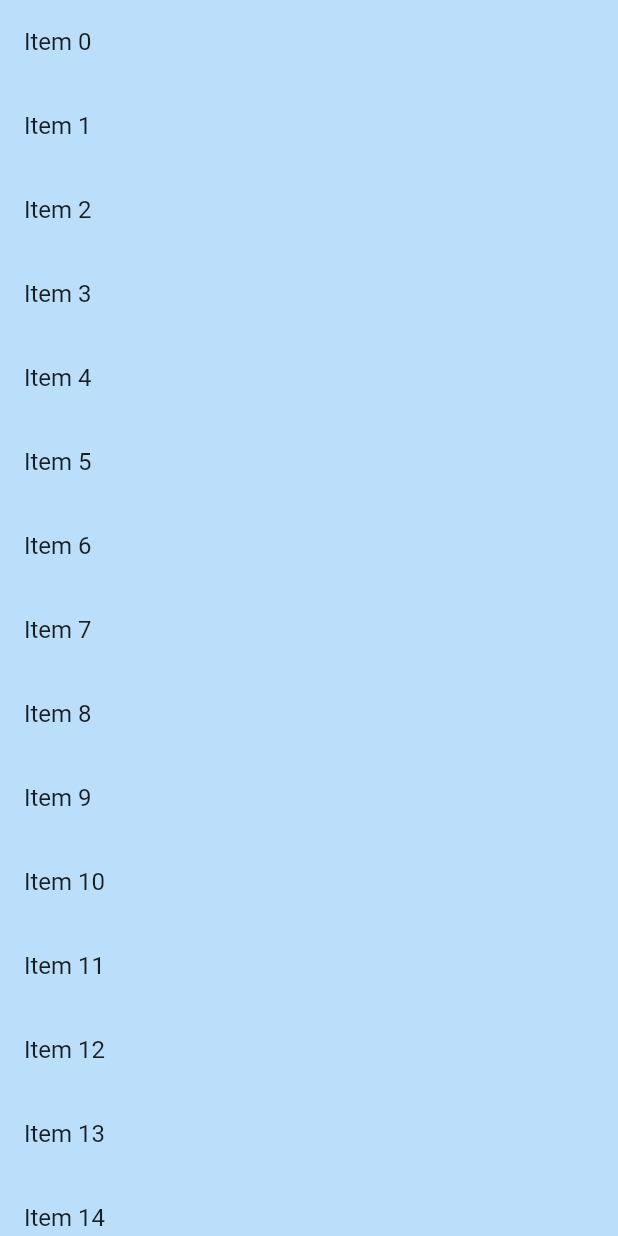
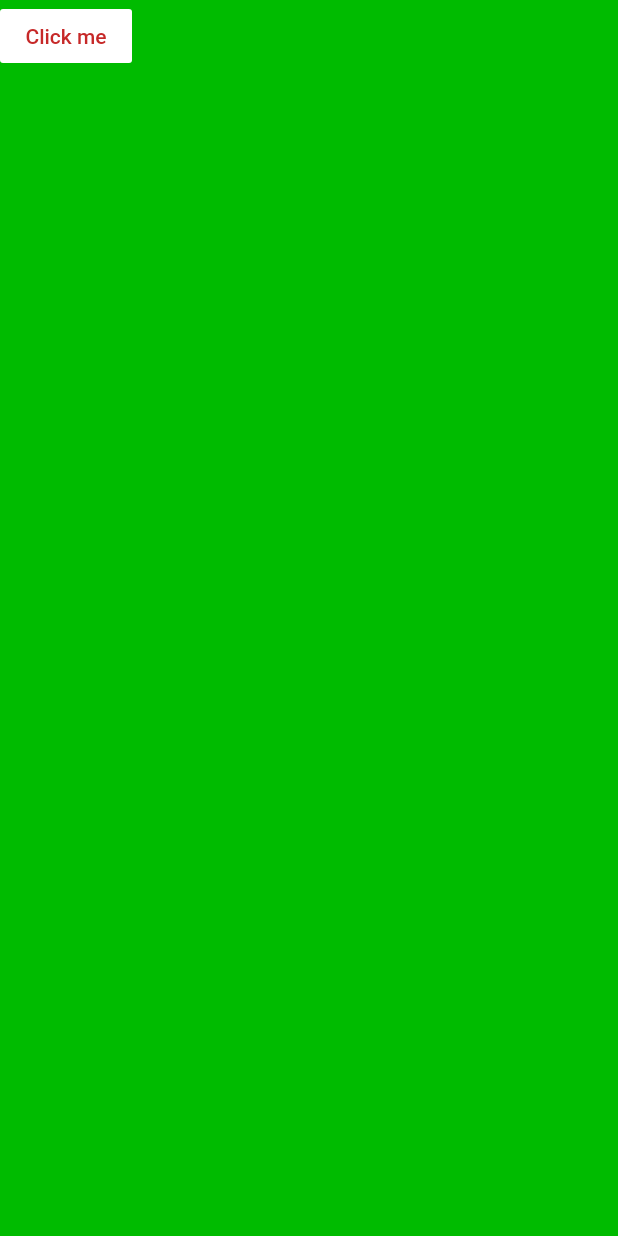
Before and after one commit to hemantvc/flutter-widget-practice, a Flutter app: the screen it shows after launch, on a phone screen of 412 x 824 dp. Run offline on Flutter 3.47's test engine with Material 2 defaults, Android fonts, the light colour scheme and no system bars.

Commit message:
AnimatedContainer example added

```diff
--- a/lib/main.dart
+++ b/lib/main.dart
@@ -1,5 +1,9 @@
 import 'package:flutter/material.dart';
 
+/**
+ * Flutter wrap widget
+ * https://medium.com/flutter-community/flutter-wrap-widget-e1ee0b005b16
+ */
 void main() {
   runApp(const MyApp());
 }
@@ -30,17 +34,31 @@ class MyHomePage extends StatefulWidget {
 }
 
 class _MyHomePageState extends State<MyHomePage> {
-
+  // state variable
+  var _myDuration = Duration(seconds: 1);
+  var _myValue = Color(0xFF00BB00);
+  var _myNewValue = Color(0xFF0000FF);
 
   @override
   Widget build(BuildContext context) {
-
     return Scaffold(
       backgroundColor: Colors.blue.shade100,
       body: SafeArea(
-        child: ListView(
-          children: List.generate(100, (index) => ListTile(title: Text("Item $index"),)),
-        ),
+        child: Stack(
+          children:[ AnimatedContainer(
+            duration: _myDuration,
+            color: _myValue,
+            child: Container(),
+          ),
+          FlatButton(
+            color: Colors.white,
+            child: Text(("Click me"), style: TextStyle(color: Colors.red.shade800),),onPressed: (){
+              setState(() {
+                _myValue = _myNewValue;
+              });
+          },)
+        ]),
+
       ),
     );
   }
```
